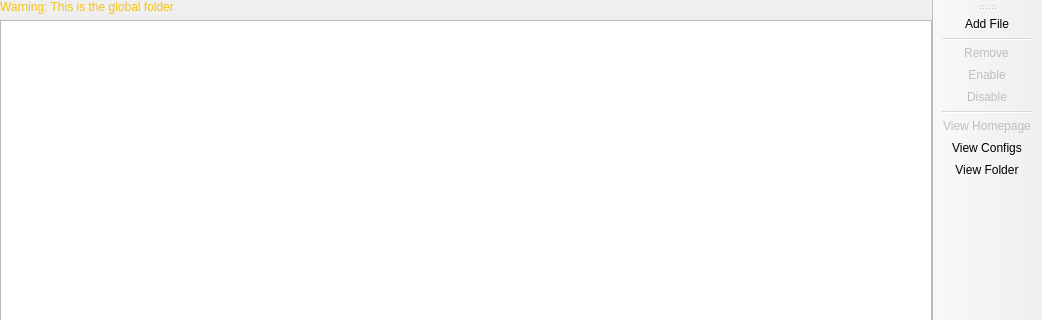
Qt form launcher/ui/pages/instance/ExternalResourcesPage.ui (PrismLauncher/PrismLauncher) before a commit; both pictures show x 0 to 1042 and y 0 to 320 of the 1042 by 501 pixel window.
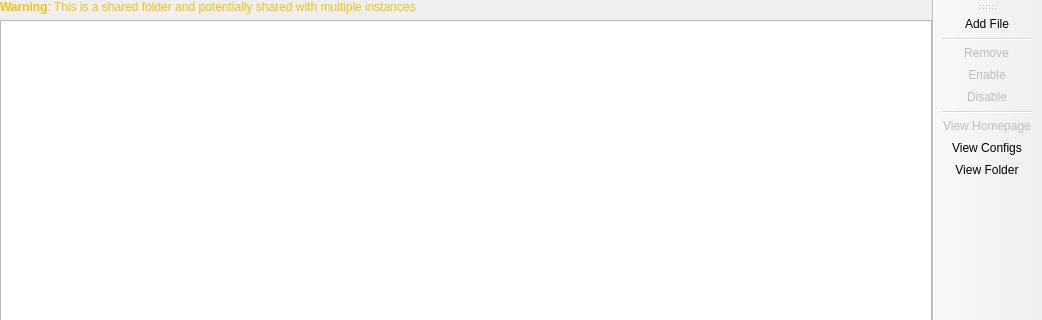
The same form after that commit. Custom widgets are drawn as their Qt base class.

Commit message:
Change global folders to shared folders
- For each instance, a custom (shared) screenshots/worlds/resourcepacks folder can be set
- Remove ability to set shared folders for all instances (Might add later in different form)

The edit to the form file:
```diff
--- a/launcher/ui/pages/instance/ExternalResourcesPage.ui
+++ b/launcher/ui/pages/instance/ExternalResourcesPage.ui
@@ -70,7 +70,7 @@
     <item row="0" column="1" colspan="3">
      <widget class="QLabel" name="isSymlinkWarning">
       <property name="text">
-       <string>&lt;html&gt;&lt;head/&gt;&lt;body&gt;&lt;p&gt;&lt;span style=&quot; color:#f5c211;&quot;&gt;Warning: This is the global folder&lt;/span&gt;&lt;/p&gt;&lt;/body&gt;&lt;/html&gt;</string>
+       <string>&lt;html&gt;&lt;head/&gt;&lt;body&gt;&lt;p&gt;&lt;span style=&quot; font-weight:700; color:#f5c211;&quot;&gt;Warning&lt;/span&gt;&lt;span style=&quot; color:#f5c211;&quot;&gt;: This is a shared folder and potentially shared with multiple instances&lt;/span&gt;&lt;/p&gt;&lt;/body&gt;&lt;/html&gt;</string>
       </property>
      </widget>
     </item>
```
The commit also changes 17 other files.
